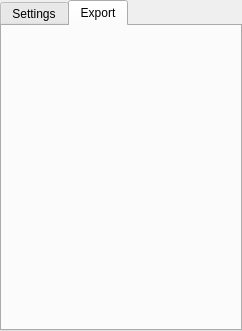
This is private/loggersettingswidget.ui in QkThings/qkwidget as Qt 5 draws it before an edit. The edited form follows.
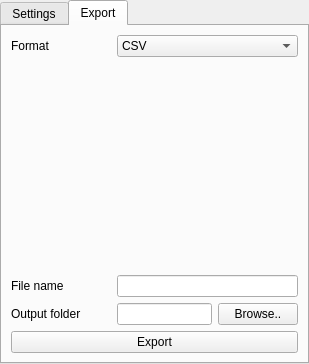
This is the edited form. The open tabs and pages were chosen to show the change.

What changed in the file:
```diff
--- a/private/loggersettingswidget.ui
+++ b/private/loggersettingswidget.ui
@@ -6,8 +6,8 @@
    <rect>
     <x>0</x>
     <y>0</y>
-    <width>242</width>
-    <height>331</height>
+    <width>309</width>
+    <height>364</height>
    </rect>
   </property>
   <property name="windowTitle">
@@ -75,6 +75,120 @@
       <attribute name="title">
        <string>Export</string>
       </attribute>
+      <layout class="QVBoxLayout" name="verticalLayout_3">
+       <item>
+        <layout class="QFormLayout" name="formLayout">
+         <item row="0" column="0">
+          <widget class="QLabel" name="label">
+           <property name="minimumSize">
+            <size>
+             <width>100</width>
+             <height>0</height>
+            </size>
+           </property>
+           <property name="maximumSize">
+            <size>
+             <width>100</width>
+             <height>16777215</height>
+            </size>
+           </property>
+           <property name="text">
+            <string>Format</string>
+           </property>
+          </widget>
+         </item>
+         <item row="0" column="1">
+          <widget class="QComboBox" name="comboFormat">
+           <item>
+            <property name="text">
+             <string>CSV</string>
+            </property>
+           </item>
+          </widget>
+         </item>
+        </layout>
+       </item>
+       <item>
+        <spacer name="verticalSpacer_2">
+         <property name="orientation">
+          <enum>Qt::Vertical</enum>
+         </property>
+         <property name="sizeHint" stdset="0">
+          <size>
+           <width>20</width>
+           <height>192</height>
+          </size>
+         </property>
+        </spacer>
+       </item>
+       <item>
+        <layout class="QFormLayout" name="formLayout_2">
+         <item row="0" column="0">
+          <widget class="QLabel" name="label_2">
+           <property name="minimumSize">
+            <size>
+             <width>100</width>
+             <height>0</height>
+            </size>
+           </property>
+           <property name="maximumSize">
+            <size>
+             <width>100</width>
+             <height>16777215</height>
+            </size>
+           </property>
+           <property name="text">
+            <string>File name</string>
+           </property>
+          </widget>
+         </item>
+         <item row="0" column="1">
+          <widget class="QLineEdit" name="lineFilename"/>
+         </item>
+         <item row="1" column="0">
+          <widget class="QLabel" name="label_3">
+           <property name="text">
+            <string>Output folder</string>
+           </property>
+          </widget>
+         </item>
+         <item row="1" column="1">
+          <layout class="QHBoxLayout" name="horizontalLayout">
+           <item>
+            <widget class="QLineEdit" name="lineOutFolder">
+             <property name="readOnly">
+              <bool>true</bool>
+             </property>
+            </widget>
+           </item>
+           <item>
+            <widget class="QPushButton" name="pushButton">
+             <property name="text">
+              <string>Browse..</string>
+             </property>
+            </widget>
+           </item>
+          </layout>
+         </item>
+        </layout>
+       </item>
+       <item>
+        <widget class="QPushButton" name="buttonExport">
+         <property name="text">
+          <string>Export</string>
+         </property>
+        </widget>
+       </item>
+      </layout>
+      <zorder>label</zorder>
+      <zorder>comboFormat</zorder>
+      <zorder>buttonExport</zorder>
+      <zorder>verticalSpacer_2</zorder>
+      <zorder>lineFilename</zorder>
+      <zorder>pushButton</zorder>
+      <zorder>label_2</zorder>
+      <zorder>label_3</zorder>
+      <zorder>lineOutFolder</zorder>
      </widget>
     </widget>
    </item>
```
